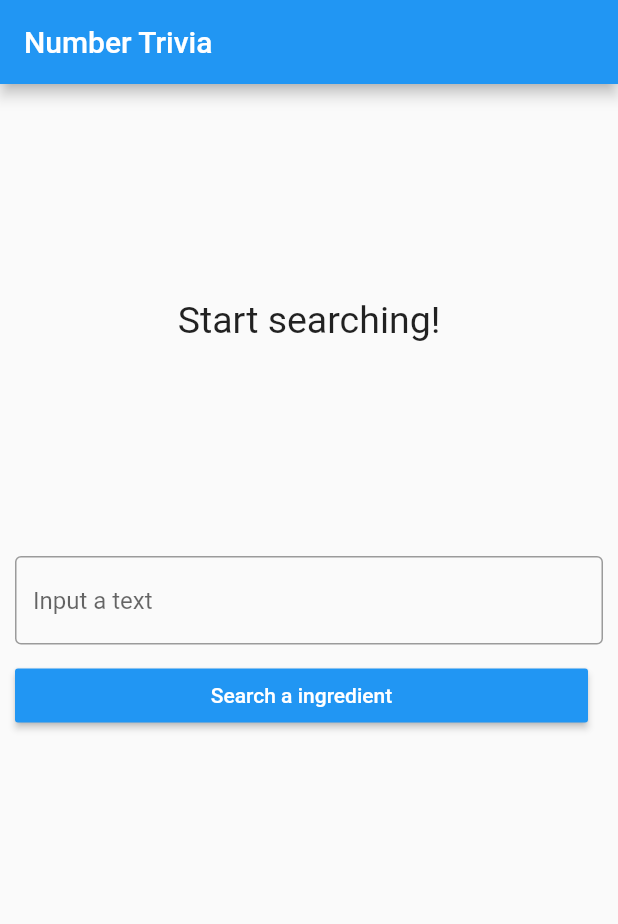
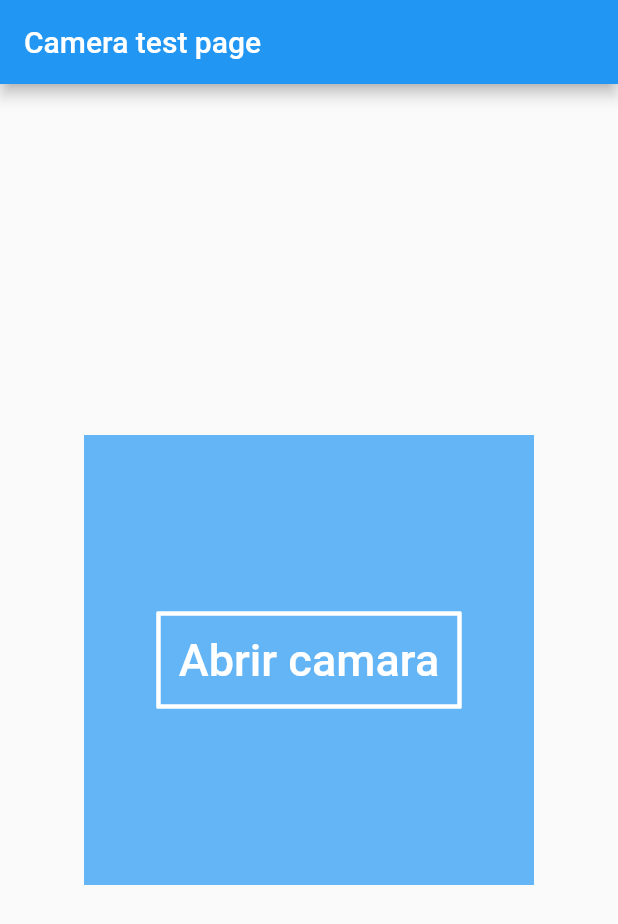
Before and after one commit to BDonders-pip/APP_idea, a Flutter app: the screen it shows after launch, on a phone screen of 412 x 824 dp. Shown: the top 924 px of the screen. Run offline on Flutter 3.47's test engine with Material 2 defaults, Android fonts, the phone set to English and light mode, and no system bars; our stand-ins replace bloc, camera, dartz, data_connection_checker, equatable, flutter_bloc and 2 more; missing offline and left inert: diagonal.

Commit message:
Camera implementation (Only visual)

```diff
--- a/app_ingredients/lib/features/ingredients_app/presentation/bloc/ingredient_cubit.dart
+++ b/app_ingredients/lib/features/ingredients_app/presentation/bloc/ingredient_cubit.dart
@@ -42,5 +42,4 @@ class IngredientCubit extends Cubit<IngredientState> {
         return "Unexpected error";
     }
   }
-
 }
--- a/app_ingredients/lib/features/ingredients_app/presentation/pages/camera_page_test.dart
+++ b/app_ingredients/lib/features/ingredients_app/presentation/pages/camera_page_test.dart
@@ -1,13 +1,21 @@
-
+import 'package:app_ingredients/features/ingredients_app/presentation/pages/camera_page.dart';
+import 'package:camera/camera.dart';
 import 'package:flutter/cupertino.dart';
 import 'package:flutter/material.dart';
 
-class TestCameraPage extends StatelessWidget {
+
+
+class CameraTestPage extends StatefulWidget {
+  @override
+  _CameraTestPageState createState() => _CameraTestPageState();
+}
+
+class _CameraTestPageState extends State<CameraTestPage> {
   @override
   Widget build(BuildContext context) {
     return Scaffold(
       appBar: AppBar(
-        title: Text("Test page"),
+        title: Text("Camera test page"),
       ),
       body: buildBody(context),
     );
@@ -21,7 +29,14 @@ class TestCameraPage extends StatelessWidget {
         height: 300,
         child: Center(
             child: OutlineButton(
-              onPressed: () {},
+              onPressed: () {
+                Navigator.push(
+                  context,
+                  MaterialPageRoute(
+                      builder: (context) => CameraInit()
+                  ),
+                );
+              },
               child: Text(
                 "Abrir camara",
                 style: TextStyle(
@@ -40,4 +55,8 @@ class TestCameraPage extends StatelessWidget {
       ),
     );
   }
+
+  void cameraInit (BuildContext context, List<CameraDescription> cameras) {
+
+  }
 }
--- a/app_ingredients/lib/features/ingredients_app/presentation/pages/repository_page_test.dart
+++ b/app_ingredients/lib/features/ingredients_app/presentation/pages/repository_page_test.dart
@@ -8,7 +8,7 @@ class IngredientTestPage extends StatelessWidget {
   Widget build(BuildContext context) {
     return Scaffold(
       appBar: AppBar(
-        title: Text("Number Trivia"),
+        title: Text("Repository test page"),
       ),
       body: SingleChildScrollView(
         child: buildBody(context),
@@ -40,7 +40,7 @@ class IngredientTestPage extends StatelessWidget {
                   );
                 } else {
                   return MessageDisplay(
-                    message: "What is going on",
+                    message: "What is going on", // This must never appears
                   );
                 }
               },
--- a/app_ingredients/lib/features/ingredients_app/presentation/widgets/test_widgets/ingredients_control.dart
+++ b/app_ingredients/lib/features/ingredients_app/presentation/widgets/test_widgets/ingredients_control.dart
@@ -38,7 +38,7 @@ class _IngredientControlsState extends State<IngredientControls> {
               child: Text("Search a ingredient"),
               color: Theme.of(context).accentColor,
               textTheme: ButtonTextTheme.primary,
-              onPressed: () {},
+              onPressed: () => submitIngredientName(context, inputStr),
             ),
           ),
           SizedBox(width: 10),
@@ -48,8 +48,7 @@ class _IngredientControlsState extends State<IngredientControls> {
     );
   }
 
-  void submitIngredientName (BuildContext context, String inputStr) {
-    print(inputStr);
+  submitIngredientName (BuildContext context, String inputStr) {
     controller.clear();
     final ingredientCubit = context.bloc<IngredientCubit>();
     ingredientCubit.getIngredient(inputStr);
--- a/app_ingredients/lib/main.dart
+++ b/app_ingredients/lib/main.dart
@@ -1,16 +1,21 @@
-import 'package:app_ingredients/features/ingredients_app/data/repositories/ingredient_repository_impl.dart';
 import 'package:app_ingredients/features/ingredients_app/presentation/bloc/ingredient_cubit.dart';
+import 'package:app_ingredients/features/ingredients_app/presentation/pages/camera_page_test.dart';
 import 'package:app_ingredients/features/ingredients_app/presentation/pages/repository_page_test.dart';
+import 'package:flutter/cupertino.dart';
 import 'package:camera/camera.dart';
-import 'package:flutter/cupertino.dart';
 import 'package:flutter/material.dart';
 import 'package:flutter_bloc/flutter_bloc.dart';
 import 'features/ingredients_app/domain/usecases/get_ingredient.dart';
 import 'package:app_ingredients/injection_container.dart' as di;
 
+List<CameraDescription> cameras;
+
 void main() async {
   WidgetsFlutterBinding.ensureInitialized();
+
+  cameras = await availableCameras(); // See if this statement trigger the camera permission
   await di.init();
+
   runApp(MyApp());
 }
 
@@ -25,7 +30,7 @@ class MyApp extends StatelessWidget {
       ),
       home: BlocProvider(
           create: (context) => IngredientCubit(GetIngredient(di.sl())),
-          child: IngredientTestPage(),
+          child: CameraTestPage(),
       ),
     );
   }
```
Also changed, not shown: app_ingredients/lib/features/ingredients_app/data/models/ingredient_model.dart (+0 -24 lines), app_ingredients/lib/features/ingredients_app/presentation/pages/camera_page.dart (added, +48 -0 lines), app_ingredients/lib/features/ingredients_app/presentation/widgets/camera_controls.dart (added, +28 -0 lines), app_ingredients/lib/features/ingredients_app/domain/repositories/ingredient_repository.dart (line endings or trailing spaces).
